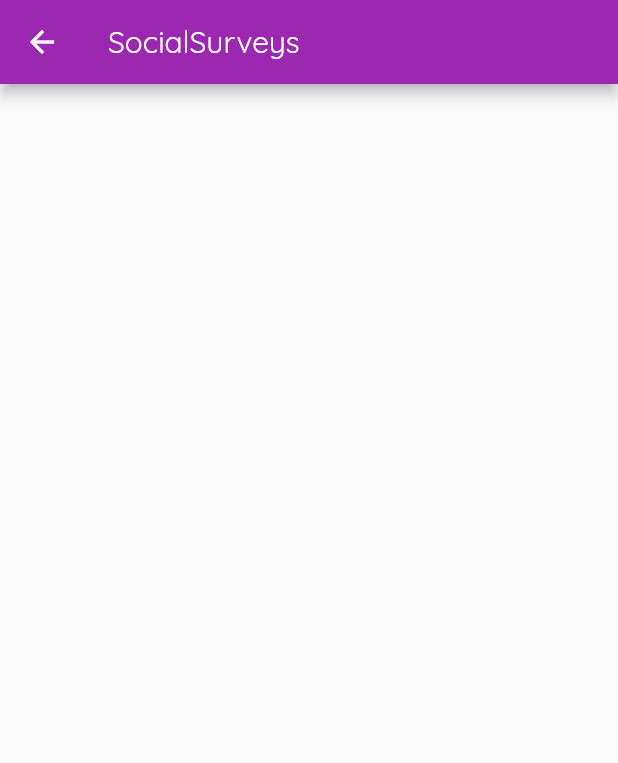
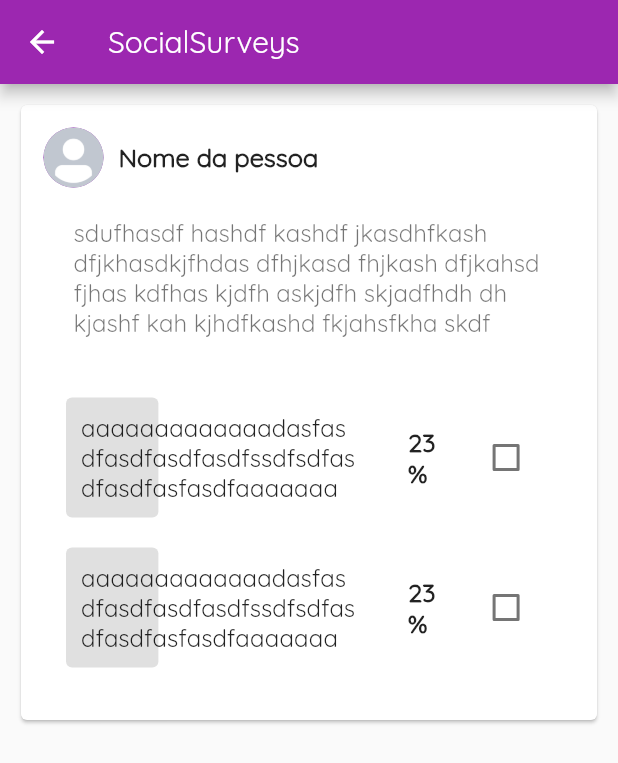
Before and after one commit to EduardoPedrosa/SocialSurveys, a Flutter app: the Feed screen opened directly, on a phone screen of 412 x 824 dp. Shown: the top 763 px of the screen. Run offline on Flutter 3.47's test engine with Material 2 defaults, Android fonts, the phone set to English and light mode, and no system bars; our stand-ins replace cloud_firestore, firebase_auth, splashscreen, toast; accounts and stored records are empty.

Commit message:
:sparkles: Finaliza parte visual feed

```diff
--- /dev/null
+++ b/lib/components/Alternative.dart
@@ -0,0 +1,73 @@
+import 'package:flutter/material.dart';
+
+class Alternative extends StatelessWidget {
+  @override
+  Widget build(BuildContext context) {
+    return Row(
+      children: <Widget>[
+        Padding(
+            padding: const EdgeInsets.symmetric(horizontal: 5, vertical: 10),
+            child: Container(
+              width: MediaQuery.of(context).size.width * 0.65,
+              child: Stack(
+                children: <Widget>[
+                  Positioned.fill(
+                    child: Row(
+                      children: <Widget>[
+                        Container(
+                          decoration: BoxDecoration(
+                            borderRadius: BorderRadius.circular(4),
+                            color: Colors.grey[300],
+                          ),
+                          width:
+                              MediaQuery.of(context).size.width * 0.23 * 0.65,
+                        ),
+                      ],
+                    ),
+                  ),
+                  Container(
+                    padding: EdgeInsets.all(10),
+                    alignment: Alignment.centerLeft,
+                    child: Row(
+                      children: <Widget>[
+                        Container(
+                          width: MediaQuery.of(context).size.width * 0.45,
+                          child: Text(
+                            "aaaaaaaaaaaaadasfasdfasdfasdfasdfssdfsdfasdfasdfasfasdfaaaaaaa",
+                            style:
+                                TextStyle(fontSize: 16, color: Colors.black87),
+                          ),
+                        ),
+                        Expanded(
+                          child: Container(
+                            alignment: Alignment.centerRight,
+                            child: FittedBox(
+                              fit: BoxFit.fitWidth,
+                              child: Container(
+                                width: 30,
+                                child: Text(
+                                  "23%",
+                                  style: TextStyle(
+                                      fontSize: 17,
+                                      fontWeight: FontWeight.bold),
+                                ),
+                              ),
+                            ),
+                          ),
+                        )
+                      ],
+                    ),
+                  ),
+                ],
+              ),
+            )),
+        Container(
+            width: MediaQuery.of(context).size.width * 0.10,
+            child: Checkbox(
+              value: false,
+              onChanged: (value) {},
+            )),
+      ],
+    );
+  }
+}
--- /dev/null
+++ b/lib/components/SurveyItem.dart
@@ -0,0 +1,56 @@
+import 'package:SocialSurveys/components/Alternative.dart';
+import 'package:flutter/material.dart';
+
+class SurveyItem extends StatelessWidget {
+  @override
+  Widget build(BuildContext context) {
+    return Container(
+      padding: EdgeInsets.all(10),
+      child: Card(
+        child: Container(
+            padding: EdgeInsets.all(15),
+            child: Column(
+              children: <Widget>[
+                Row(
+                  children: <Widget>[
+                    CircleAvatar(
+                        backgroundImage:
+                            AssetImage('assets/images/person.png')),
+                    Padding(
+                      padding: const EdgeInsets.only(left: 10),
+                      child: Text(
+                        "Nome da pessoa",
+                        style: TextStyle(
+                          fontSize: 17,
+                          fontWeight: FontWeight.bold,
+                          color: Colors.black87,
+                        ),
+                      ),
+                    ),
+                  ],
+                ),
+                Container(
+                  padding: EdgeInsets.all(20),
+                  child: Text(
+                    "sdufhasdf hashdf kashdf jkasdhfkash dfjkhasdkjfhdas dfhjkasd fhjkash dfjkahsd fjhas kdfhas kjdfh askjdfh skjadfhdh dh kjashf kah kjhdfkashd fkjahsfkha skdf",
+                    style: TextStyle(
+                      color: Colors.black54,
+                      fontSize: 16,
+                    ),
+                  ),
+                ),
+                Container(
+                  padding: EdgeInsets.all(10),
+                  child: Column(
+                    children: <Widget>[
+                      Alternative(),
+                      Alternative(),
+                    ],
+                  ),
+                )
+              ],
+            )),
+      ),
+    );
+  }
+}
--- a/lib/pages/CreateSurvey.dart
+++ b/lib/pages/CreateSurvey.dart
@@ -32,6 +32,7 @@ class _CreateSurveyState extends State<CreateSurvey> {
             Container(
               width: MediaQuery.of(context).size.width * 0.75,
               child: TextField(
+                maxLength: 100,
                 decoration: new InputDecoration(
                   labelText: "Alternativa ${entry.key + 1}",
                 ),
@@ -42,23 +43,21 @@ class _CreateSurveyState extends State<CreateSurvey> {
                 },
               ),
             ),
-            alternatives.length > 2
-                ? Expanded(
+            Expanded(
               child: Center(
                 child: IconButton(
                   color: Colors.red,
                   icon: Icon(Icons.delete),
                   tooltip: "Excluir alternativa",
-                        onPressed: () {
+                  onPressed: alternatives.length > 2
+                      ? () {
                           setState(() {
                             alternatives.removeAt(entry.key);
                           });
-                        },
+                        }
+                      : null,
                 ),
               ),
-                  )
-                : Expanded(
-                    child: SizedBox(),
             )
           ],
         ),
@@ -122,7 +121,7 @@ class _CreateSurveyState extends State<CreateSurvey> {
                   ),
                 ),
                 ...renderAlternativesInputs(),
-                alternatives.length < 10
+                alternatives.length < 5
                     ? Container(
                         alignment: Alignment.topCenter,
                         padding: EdgeInsets.only(top: 20),
--- a/lib/pages/Feed.dart
+++ b/lib/pages/Feed.dart
@@ -1,11 +1,19 @@
+import 'package:SocialSurveys/components/SurveyItem.dart';
 import 'package:flutter/material.dart';
 
 class Feed extends StatelessWidget {
   @override
   Widget build(BuildContext context) {
     return Scaffold(
-        appBar: AppBar(
-      title: Text('SocialSurveys'),
-    ));
+      appBar: AppBar(
+        title: Text('SocialSurveys'),
+      ),
+      body: Column(
+        crossAxisAlignment: CrossAxisAlignment.center,
+        children: <Widget>[
+          SurveyItem(),
+        ],
+      ),
+    );
   }
 }
--- a/pubspec.yaml
+++ b/pubspec.yaml
@@ -52,6 +52,7 @@ flutter:
         - asset: assets/fonts/Quicksand-Regular.ttf
   assets:
     - assets/icons/survey.png
+    - assets/images/person.png
 
   # For details regarding fonts from package dependencies,
   # see https://flutter.dev/custom-fonts/#from-packages
```
Also changed, not shown: assets/images/person.png (added). Lines whose indentation alone changed are shown as unchanged.
